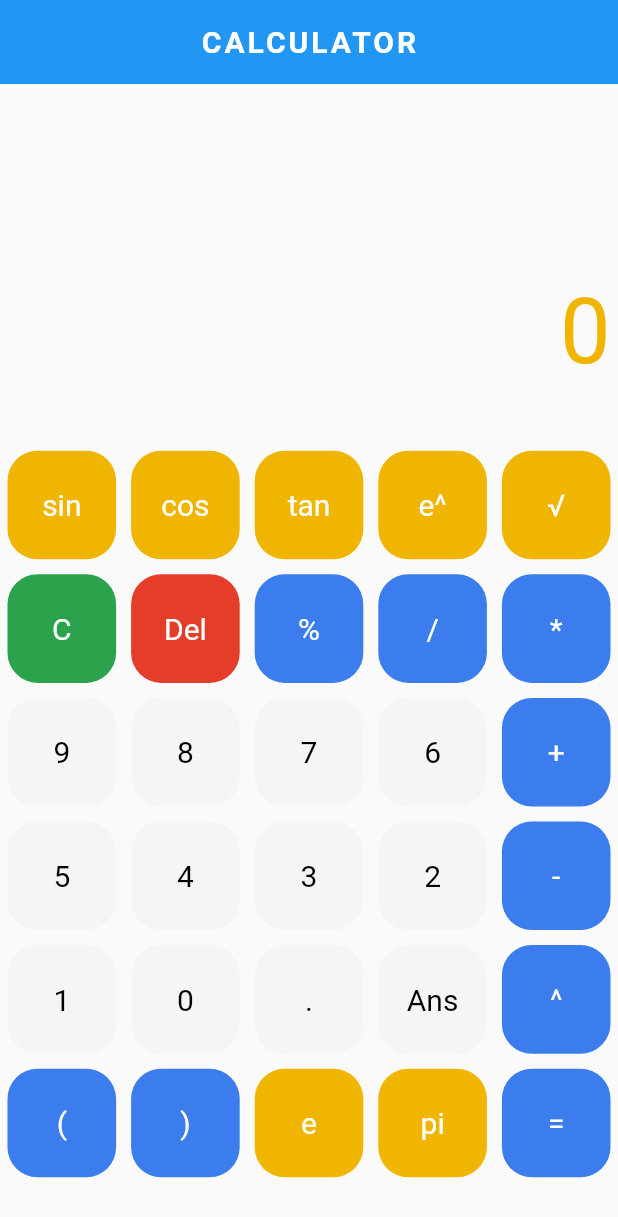
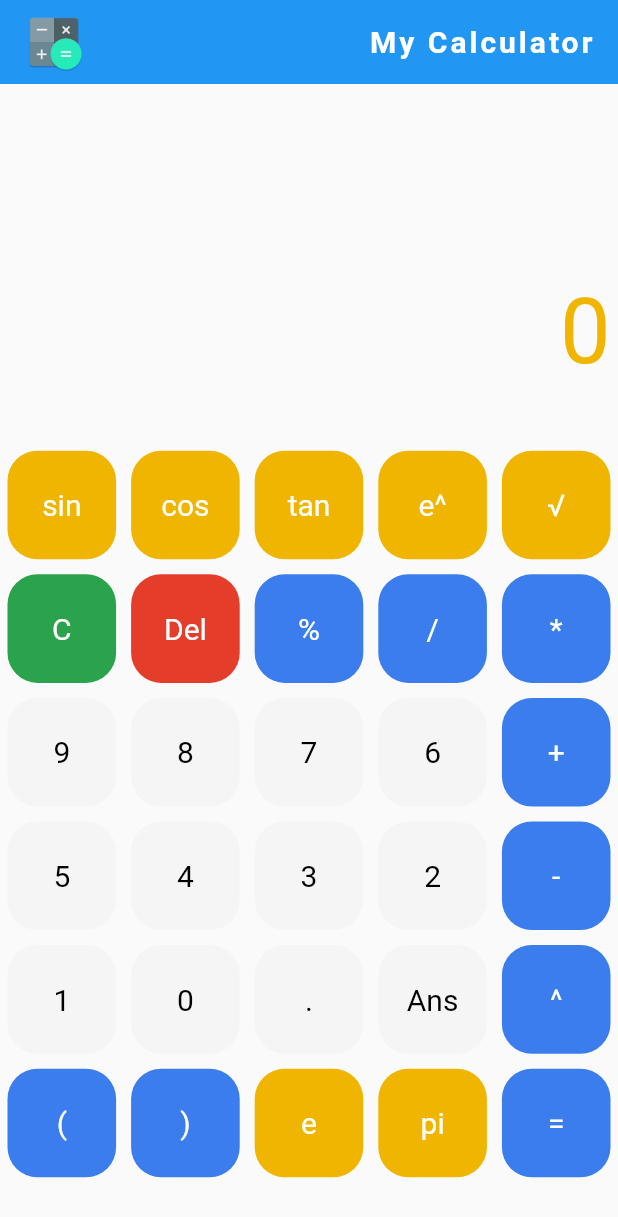
Before and after one commit to Mahmoud46/Calculator-app, a Flutter app: the screen it shows after launch, on a phone screen of 412 x 824 dp. Shown: the top 1217 px of the screen. Run offline on Flutter 3.47's test engine with Material 2 defaults, Android fonts, the phone set to English and light mode, and no system bars; our stand-ins replace math_expressions.

Commit message:
Final update

```diff
--- a/lib/calculator_screen.dart
+++ b/lib/calculator_screen.dart
@@ -47,12 +47,21 @@ class _CalculatorScreenState extends State<CalculatorScreen> {
   Widget build(BuildContext context) {
     return Scaffold(
       appBar: AppBar(
-        title: Text(
-          'Calculator'.toUpperCase(),
-          style: const TextStyle(
-            fontWeight: FontWeight.w600,
-            letterSpacing: 2,
-          ),
+        title: Row(
+          mainAxisAlignment: MainAxisAlignment.spaceBetween,
+          children: [
+            Image.asset(
+              'images/playstore.png',
+              width: 40,
+            ),
+            const Text(
+              'My Calculator',
+              style: TextStyle(
+                fontWeight: FontWeight.w600,
+                letterSpacing: 2,
+              ),
+            )
+          ],
         ),
         elevation: 0,
         centerTitle: true,
--- a/pubspec.yaml
+++ b/pubspec.yaml
@@ -1,4 +1,4 @@
-name: calculator_app
+name: my_calculator
 description: A new Flutter project.
 # The following line prevents the package from being accidentally published to
 # pub.dev using `flutter pub publish`. This is preferred for private packages.
@@ -60,8 +60,8 @@ flutter:
   uses-material-design: true
 
   # To add assets to your application, add an assets section, like this:
-  # assets:
-  #   - images/a_dot_burr.jpeg
+  assets:
+    - images/playstore.png
   #   - images/a_dot_ham.jpeg
 
   # An image asset can refer to one or more resolution-specific "variants", see
```
Also changed, not shown: images/playstore.png (added), 23 other files.
